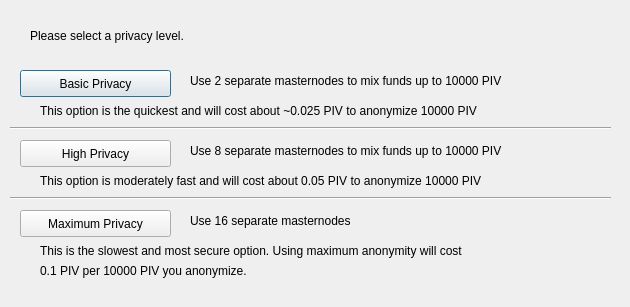
This is src/qt/forms/obfuscationconfig.ui in kuldeepsinghsaini108/boomcoin as Qt 5 draws it before an edit. The edited form follows.
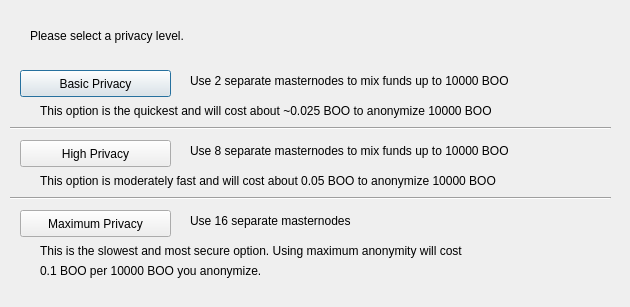
This is the edited form.

What changed in the file:
```diff
--- a/src/qt/forms/obfuscationconfig.ui
+++ b/src/qt/forms/obfuscationconfig.ui
@@ -75,7 +75,7 @@
     </rect>
    </property>
    <property name="text">
-    <string>Use 2 separate masternodes to mix funds up to 10000 PIV</string>
+    <string>Use 2 separate masternodes to mix funds up to 10000 BOO</string>
    </property>
   </widget>
   <widget class="QLabel" name="label_3">
@@ -88,7 +88,7 @@
     </rect>
    </property>
    <property name="text">
-    <string>Use 8 separate masternodes to mix funds up to 10000 PIV</string>
+    <string>Use 8 separate masternodes to mix funds up to 10000 BOO</string>
    </property>
   </widget>
   <widget class="QLabel" name="label_4">
@@ -114,7 +114,7 @@
     </rect>
    </property>
    <property name="text">
-    <string>This option is the quickest and will cost about ~0.025 PIV to anonymize 10000 PIV</string>
+    <string>This option is the quickest and will cost about ~0.025 BOO to anonymize 10000 BOO</string>
    </property>
   </widget>
   <widget class="QLabel" name="label_7">
@@ -127,7 +127,7 @@
     </rect>
    </property>
    <property name="text">
-    <string>This option is moderately fast and will cost about 0.05 PIV to anonymize 10000 PIV</string>
+    <string>This option is moderately fast and will cost about 0.05 BOO to anonymize 10000 BOO</string>
    </property>
   </widget>
   <widget class="QLabel" name="label_8">
@@ -153,7 +153,7 @@
     </rect>
    </property>
    <property name="text">
-    <string>0.1 PIV per 10000 PIV you anonymize.</string>
+    <string>0.1 BOO per 10000 BOO you anonymize.</string>
    </property>
   </widget>
   <widget class="Line" name="line">
```
